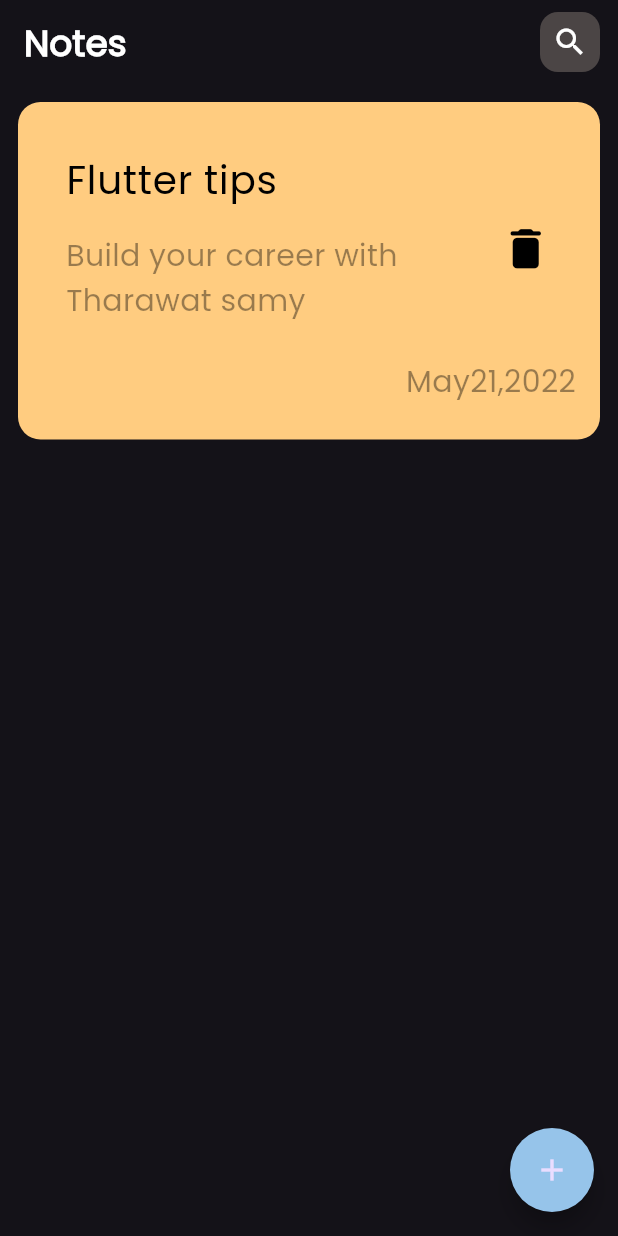
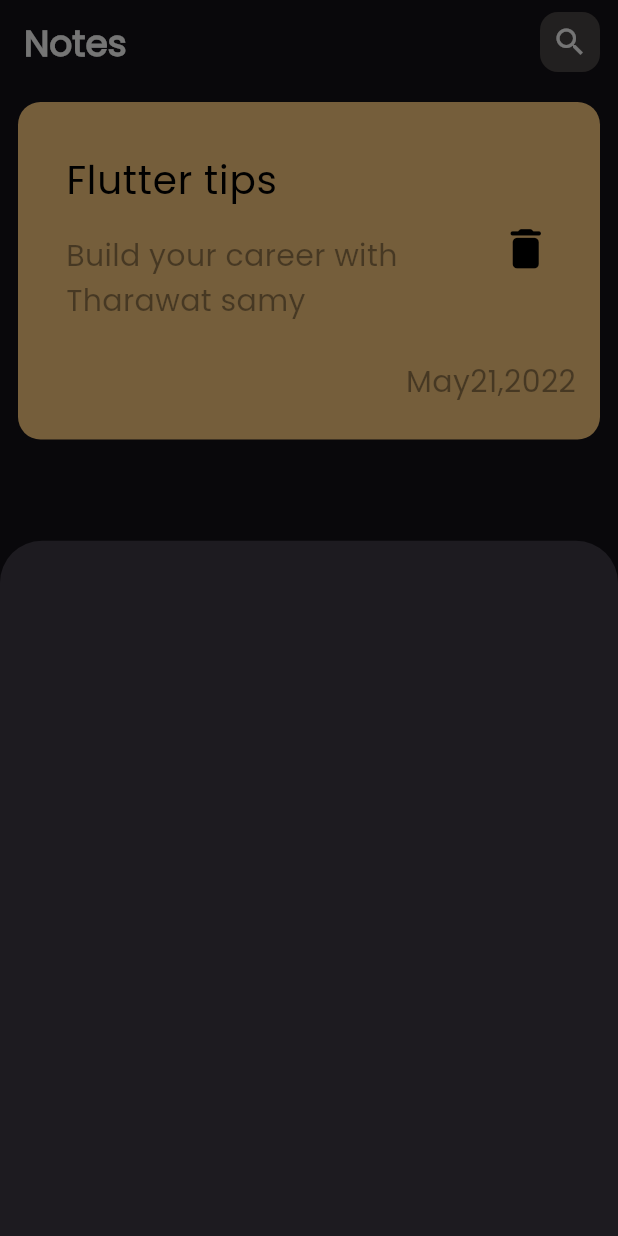
Before and after one commit to alhussaini33/notes_app, a Flutter app: the screen it shows after launch, after a tap on the "add" icon, on a phone screen of 412 x 824 dp. Run offline on Flutter 3.47's test engine with Material 3 defaults, Android fonts, the phone set to English and light mode, and no system bars; missing offline and left inert: flutter_statusbarcolor_ns.

```diff
--- a/lib/views/notes_view.dart
+++ b/lib/views/notes_view.dart
@@ -1,9 +1,9 @@
 import 'package:flutter/material.dart';
 import 'package:note_app/constants/colors.dart';
 import 'package:note_app/constants/text_styles.dart';
+import 'package:note_app/widgets/add_note.dart';
 import 'package:note_app/widgets/list_of_items.dart';
 import 'package:note_app/widgets/search_icon.dart';
-import 'package:note_app/widgets/note_item.dart';
 
 class NotesView extends StatelessWidget {
   const NotesView({super.key});
@@ -12,7 +12,13 @@ class NotesView extends StatelessWidget {
   Widget build(BuildContext context) {
     return Scaffold(
         floatingActionButton: FloatingActionButton(
-          onPressed: () {},
+          onPressed: () {
+            showModalBottomSheet(
+                context: context,
+                builder: (context) {
+                  return const AddNote();
+                });
+          },
           backgroundColor: AppColors.babyBlue,
           shape: RoundedRectangleBorder(
             borderRadius: BorderRadius.circular(30),
--- /dev/null
+++ b/lib/widgets/add_note.dart
@@ -0,0 +1,10 @@
+import 'package:flutter/material.dart';
+
+class AddNote extends StatelessWidget {
+  const AddNote({super.key});
+
+  @override
+  Widget build(BuildContext context) {
+    return Container();
+  }
+}
```
